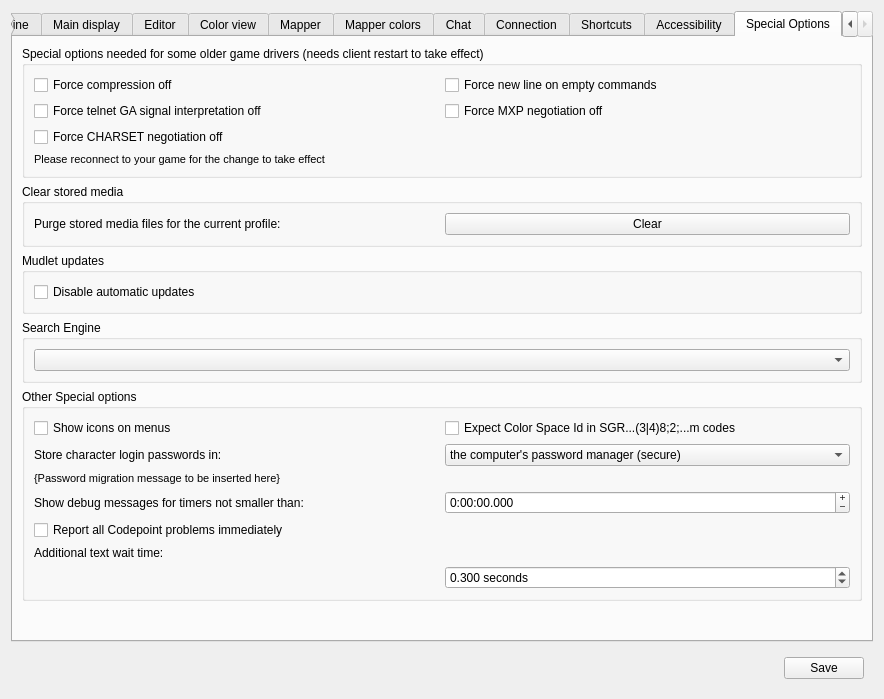
Qt form src/ui/profile_preferences.ui (Mudlet/Mudlet) before a commit.
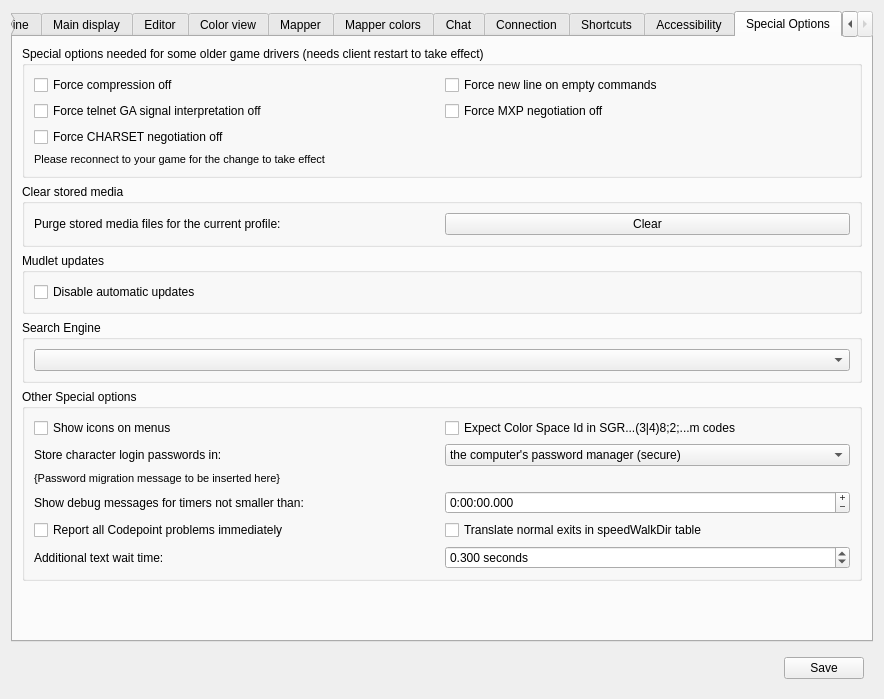
The same form after that commit. The open tabs and pages were chosen to show the change. Icons and pictures are not drawn. Custom widgets are drawn as their Qt base class.

Commit message: Improve: remove speedWalkDir normal exit directions from translation system

The edit to the form file:
```diff
--- a/src/ui/profile_preferences.ui
+++ b/src/ui/profile_preferences.ui
@@ -4016,6 +4016,16 @@
             </property>
            </widget>
           </item>
+          <item row="4" column="1">
+           <widget class="QCheckBox" name="checkBox_translateSpeedWalkDirTable">
+            <property name="toolTip">
+             <string extracomment="The fragments of text inside tt tags represent identifiers or fixed texts in the Lua sub-system and are not to be translated, they also should be left inside those tags.">&lt;p&gt;Some previous versions of Mudlet were set to translate the exit abbreviations used for normal exits in the &lt;tt&gt;speedWalkDir&lt;/tt&gt; table into the user's GUI language. This meant that the function &lt;tt&gt;doSpeedWalk()&lt;/tt&gt; in a mapper or other package may have to retranslate them into the language the Game server uses should it be different and be able to do so for any language the user could had set. Mudlet now does not do that &lt;i&gt;unless&lt;/i&gt; this option is set, which thus only needs to be done for older mapper packages that have not been simplified to work only with untranslated normal exits of the form: &lt;tt&gt;n&lt;/tt&gt;, &lt;tt&gt;ne&lt;/tt&gt;, ...,&lt;tt&gt;in&lt;/tt&gt;, &lt;tt&gt;out&lt;/t&gt;.&lt;/p&gt;&lt;p&gt;&lt;i&gt;You probably will not need to set this unless advised otherwise.&lt;/i&gt;&lt;/p&gt;</string>
+            </property>
+            <property name="text">
+             <string>Translate normal exits in speedWalkDir table</string>
+            </property>
+           </widget>
+          </item>
           <item row="5" column="0">
            <widget class="QLabel" name="label_networkPacketTimeout">
             <property name="text">
@@ -4026,7 +4036,7 @@
             </property>
            </widget>
           </item>
-          <item row="6" column="1">
+          <item row="5" column="1">
            <widget class="QDoubleSpinBox" name="doubleSpinBox_networkPacketTimeout">
             <property name="toolTip">
              <string>&lt;p&gt;&lt;i&gt;Go-Ahead&lt;/i&gt; (&lt;tt&gt;GA&lt;/tt&gt;) and &lt;i&gt;End-of-record&lt;/i&gt; (&lt;tt&gt;EOR&lt;/tt&gt;) signalling tells Mudlet when the game server is done sending text. On games that do not provide &lt;tt&gt;GA&lt;/tt&gt; or &lt;tt&gt;EOR&lt;/tt&gt;, this option controls how long Mudlet will wait for more text to arrive. Greater values will help reduce the risk that Mudlet will split a large piece of text (with unintended line-breaks in the middle) which can stop some triggers from working. Lesser values increases the risk of text getting broken up, but may make the game feel more responsive.&lt;/p&gt;&lt;p&gt;&lt;i&gt;The default value, which was what Mudlet used before this control was added, is 0.300 Seconds.&lt;/i&gt;&lt;/p&gt;</string>
```
Left out of the diff: 3 changed lines with no effect on the pictures. The commit also changes 6 other files.
